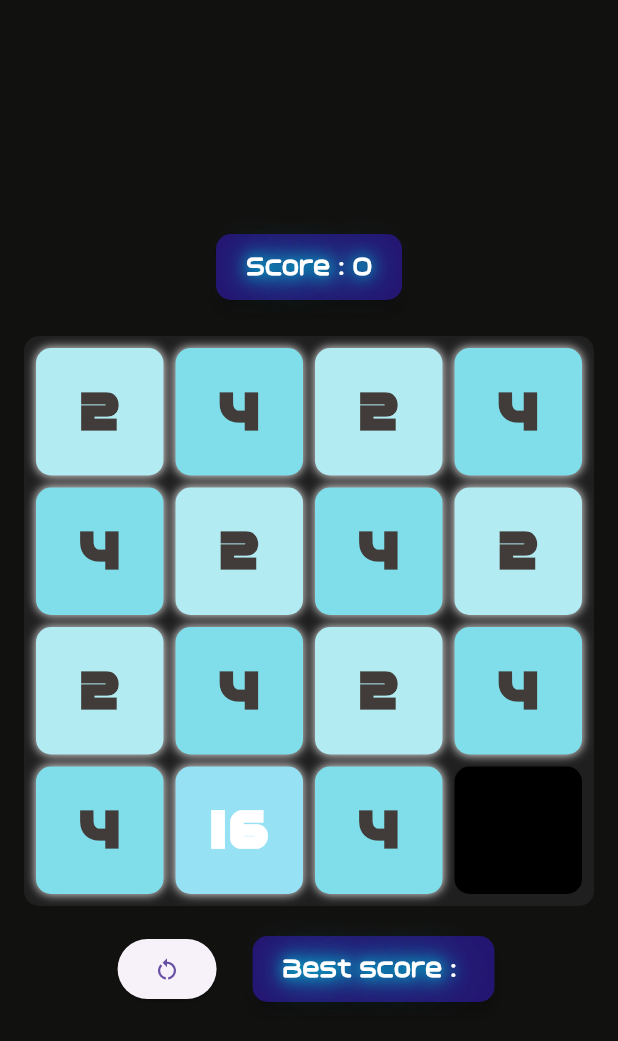
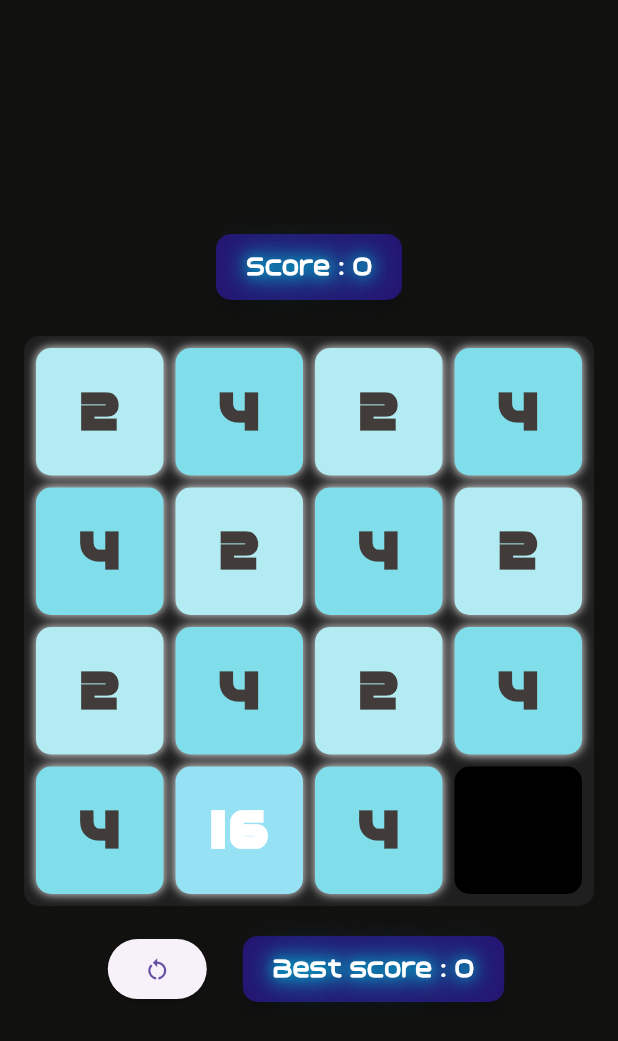
Before and after one commit to louisoliv/twenty-forty-eight, a Flutter app: the screen it shows after launch, after a tap on "JOUER", on a phone screen of 412 x 824 dp. Shown: the top 1041 px of the screen. Run offline on Flutter 3.47's test engine with Material 3 defaults, Android fonts, the phone set to English and light mode, and no system bars; our stand-ins replace shared_preferences.

Commit message:
Add class and functions to get or save the score

```diff
--- a/lib/game.dart
+++ b/lib/game.dart
@@ -1,4 +1,5 @@
 import 'package:flutter/material.dart';
+import 'package:shared_preferences/shared_preferences.dart';
 
 const Color lightBrown = Color.fromARGB(255, 205, 193, 180);
 const Color darkBrown = Color.fromARGB(255, 187, 173, 160);
@@ -110,12 +111,13 @@ class TwentyFortyEightState extends State<TwentyFortyEight>
       List.generate(4, (x) => List.generate(4, (y) => grid[y][x]));
 
   int score = 0;
-  int best_score = 0;
+  int bestScore = 0;
 
   @override
   void initState() {
     super.initState();
     print("IN INIT STATE !");
+    loadBestScore();
     controller = AnimationController(
       vsync: this,
       duration: Duration(milliseconds: 500),
@@ -132,6 +134,8 @@ class TwentyFortyEightState extends State<TwentyFortyEight>
 
         if (isGameOver()) {
           print("GAME OVER DÉTECTÉ APRÈS ANIMATION");
+          // ScoreManager.saveScore(score).then((isNewBest) {
+          ScoreManager.saveScore(score);
           WidgetsBinding.instance.addPostFrameCallback((_) {
             showDialog(
               context: context,
@@ -152,6 +156,7 @@ class TwentyFortyEightState extends State<TwentyFortyEight>
                         Navigator.of(context).pop();
                         setState(() {
                           initGrid();
+                          loadBestScore();
                         });
                       },
                       child: Text(
@@ -178,6 +183,7 @@ class TwentyFortyEightState extends State<TwentyFortyEight>
               },
             );
           });
+          // });
         }
       }
     });
@@ -185,6 +191,13 @@ class TwentyFortyEightState extends State<TwentyFortyEight>
     initGrid();
 
     // flattenedGrid.forEach((element) => element.resetAnimation());
+  }
+
+  Future<void> loadBestScore() async {
+    final best = await ScoreManager.getBestScore();
+    setState(() {
+      bestScore = best;
+    });
   }
 
   void initGrid() {
@@ -409,7 +422,13 @@ class TwentyFortyEightState extends State<TwentyFortyEight>
                 children: [
                   Container(
                     child: ElevatedButton(
-                      onPressed: () => initGrid(),
+                      onPressed: () => {
+                        setState(() {
+                          initGrid();
+                          loadBestScore();
+                        }),
+                      },
+
                       child: Icon(Icons.restart_alt),
                     ),
                   ),
@@ -426,7 +445,7 @@ class TwentyFortyEightState extends State<TwentyFortyEight>
                         vertical: 10,
                       ),
                       child: Text(
-                        "Best score : ",
+                        "Best score : $bestScore",
                         style: TextStyle(
                           color: Colors.white,
                           fontSize: 16,
@@ -467,6 +486,8 @@ class TwentyFortyEightState extends State<TwentyFortyEight>
 
     if (isGameOver()) {
       print("SHOWING GAME OVER DIALOG"); // Debug
+      // ScoreManager.saveScore(score).then((isNewBest) {
+      ScoreManager.saveScore(score);
       WidgetsBinding.instance.addPostFrameCallback((_) {
         showDialog(
           context: context,
@@ -481,6 +502,7 @@ class TwentyFortyEightState extends State<TwentyFortyEight>
                     Navigator.of(context).pop();
                     setState(() {
                       initGrid();
+                      loadBestScore();
                     });
                   },
                   child: Text("Rejouer"),
@@ -490,6 +512,7 @@ class TwentyFortyEightState extends State<TwentyFortyEight>
           },
         );
       });
+      // });
     }
   }
 
@@ -596,3 +619,21 @@ class TwentyFortyEightState extends State<TwentyFortyEight>
     }
   }
 }
+
+class ScoreManager {
+  static Future<bool> saveScore(int score) async {
+    final prefs = await SharedPreferences.getInstance();
+    final currentBest = prefs.getInt('best_score') ?? 0;
+
+    if (score > currentBest) {
+      await prefs.setInt('best_score', score);
+      return true; // Nouveau record
+    }
+    return false;
+  }
+
+  static Future<int> getBestScore() async {
+    final prefs = await SharedPreferences.getInstance();
+    return prefs.getInt('best_score') ?? 0;
+  }
+}
--- a/lib/main.dart
+++ b/lib/main.dart
@@ -22,7 +22,7 @@ class MenuScreen extends StatelessWidget {
     Color shadowColor = Colors.cyan;
 
     return Scaffold(
-      backgroundColor: const Color.fromARGB(255, 17, 17, 16),
+      backgroundColor: Color.fromARGB(255, 17, 17, 16),
       body: Center(
         child: Column(
           mainAxisAlignment: MainAxisAlignment.center,
@@ -32,7 +32,7 @@ class MenuScreen extends StatelessWidget {
               style: TextStyle(
                 fontSize: 60,
                 fontWeight: FontWeight.bold,
-                color: const Color.fromARGB(255, 252, 252, 252),
+                color:  Color.fromARGB(255, 252, 252, 252),
                 fontFamily: 'Aerospace',
                 shadows: [
                   for (double i = 1; i < 4; i++)
@@ -119,39 +119,6 @@ class MenuScreen extends StatelessWidget {
               ),
             ),
             SizedBox(height: 20),
-
-            // Container(
-            //   decoration: BoxDecoration(
-            //     borderRadius: BorderRadius.circular(10),
-            //     boxShadow: [
-            //       // for (double i = 1; i < 5; i++)
-            //       //   BoxShadow(
-            //       //     color: const Color.fromARGB(255, 211, 67, 67),
-            //       //     blurRadius: 4 * i,
-            //       //   ),
-            //     ],
-            //   ),
-            //   child: TextButton(
-            //     onPressed: () {},
-            //     style: TextButton.styleFrom(
-            //       side: BorderSide(color: Colors.white, width: 2),
-            //       shape: RoundedRectangleBorder(
-            //         borderRadius: BorderRadius.circular(10),
-            //       ),
-            //     ),
-            //     child: Text(
-            //       "Jouer",
-            //       style: TextStyle(
-            //         color: Colors.white,
-            //         fontFamily: 'Orbix',
-            //         shadows: [
-            //           for (double i = 1; i < 4; i++)
-            //             Shadow(color: shadowColor, blurRadius: 3 * i),
-            //         ],
-            //       ),
-            //     ),
-            //   ),
-            // ),
           ],
         ),
       ),
--- a/pubspec.yaml
+++ b/pubspec.yaml
@@ -34,6 +34,7 @@ dependencies:
   # The following adds the Cupertino Icons font to your application.
   # Use with the CupertinoIcons class for iOS style icons.
   cupertino_icons: ^1.0.8
+  shared_preferences: ^2.5.3
 
 dev_dependencies:
   flutter_test:
```
Also changed, not shown: pubspec.lock, 2 other files.
